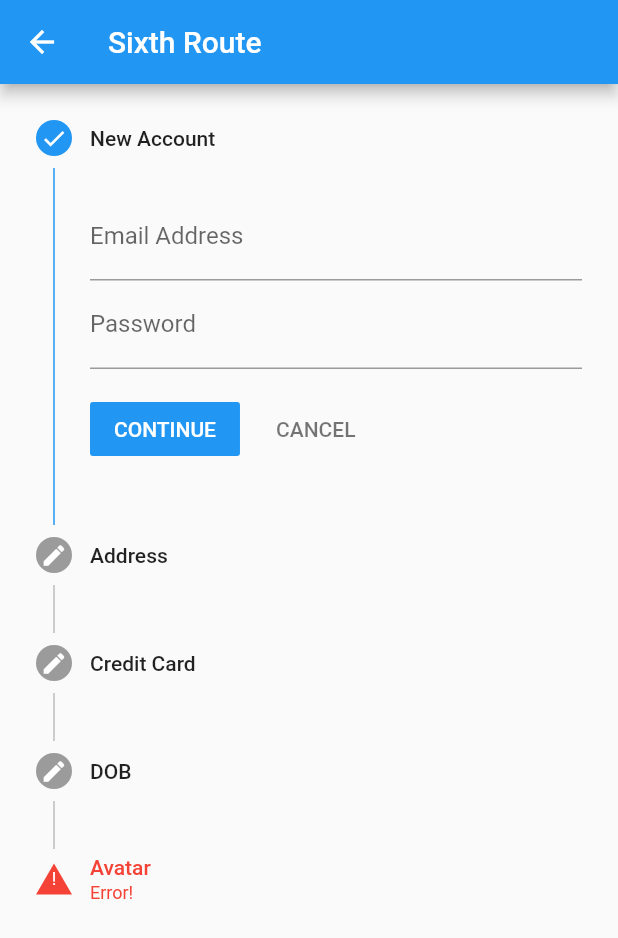
After one commit to Kodake/flutter_basic_app, a Flutter app: the SixthRoute screen opened by its route, on a phone screen of 412 x 824 dp. The commit adds this screen. Shown: the top 938 px of the screen. Run offline on Flutter 3.47's test engine with Material 2 defaults, Android fonts, the phone set to English and light mode, and no system bars.

Commit message:
Adding Stepper Widget

```diff
--- a/lib/fourth-route.dart
+++ b/lib/fourth-route.dart
@@ -14,8 +14,6 @@ class _FourthRouteState extends State<FourthRoute> {
 
   SingleChildScrollView _bodySection() {
     final arg = ModalRoute.of(context)!.settings.arguments as Axis;
-
-    print(arg);
 
     return SingleChildScrollView(
       scrollDirection: arg,
--- a/lib/main.dart
+++ b/lib/main.dart
@@ -1,6 +1,7 @@
 import 'package:flutter/material.dart';
 import 'package:flutter_basic/card-elements.dart';
 import 'package:flutter_basic/second-route.dart';
+import 'package:flutter_basic/sixth-route.dart';
 import 'package:flutter_basic/third-route.dart';
 
 import 'fifth-route.dart';
@@ -42,6 +43,11 @@ class _ShoppingListState extends State<ShoppingList> {
 
   BottomNavigationBar _bottomNavigationBarSection() {
     return BottomNavigationBar(
+      type: BottomNavigationBarType.shifting,
+      mouseCursor: SystemMouseCursors.grab,
+      currentIndex: _selectedIndex,
+      selectedItemColor: Colors.blue[200],
+      onTap: _onItemTapped,
       items: const <BottomNavigationBarItem>[
         BottomNavigationBarItem(
           icon: Icon(Icons.home),
@@ -64,9 +70,6 @@ class _ShoppingListState extends State<ShoppingList> {
           backgroundColor: Colors.pink,
         ),
       ],
-      currentIndex: _selectedIndex,
-      selectedItemColor: Colors.blue[200],
-      onTap: _onItemTapped,
     );
   }
 
@@ -77,6 +80,8 @@ class _ShoppingListState extends State<ShoppingList> {
         "Messages", Icon(Icons.message), Axis.vertical, '/fourthRoute'));
     myList.add(ItemDrawer("Notifications", Icon(Icons.notifications),
         Axis.horizontal, '/fifthRoute'));
+    myList.add(ItemDrawer(
+        "Stepper", Icon(Icons.list), Axis.horizontal, '/sixthRoute'));
 
     return Drawer(
         child: ListView(
@@ -129,7 +134,8 @@ void main() {
       SecondRoute.routeName: (context) => SecondRoute(),
       ThirdRoute.routeName: (context) => ThirdRoute(),
       '/fourthRoute': (context) => FourthRoute(),
-      '/fifthRoute': (context) => FifthRoute()
+      '/fifthRoute': (context) => FifthRoute(),
+      '/sixthRoute': (context) => SixthRoute()
     },
   ));
 }
--- /dev/null
+++ b/lib/sixth-route.dart
@@ -0,0 +1,123 @@
+import 'package:flutter/cupertino.dart';
+import 'package:flutter/material.dart';
+
+class SixthRoute extends StatefulWidget {
+  static const routeName = '/sixthRoute';
+  @override
+  _SixthRouteState createState() => _SixthRouteState();
+}
+
+class _SixthRouteState extends State<SixthRoute> {
+  int _index = 0;
+
+  @override
+  Widget build(BuildContext context) {
+    return Scaffold(
+      appBar: _appBarSection(),
+      body: _bodySection(),
+    );
+  }
+
+  AppBar _appBarSection() {
+    return AppBar(
+      title: Text("Sixth Route"),
+    );
+  }
+
+  Stepper _bodySection() {
+    return Stepper(
+      type: StepperType.vertical,
+      currentStep: _index,
+      onStepCancel: () {
+        if (_index > 0) {
+          setState(() {
+            _index -= 1;
+          });
+        }
+      },
+      onStepContinue: () {
+        if (_index >= 0 && _index < 4) {
+          setState(() {
+            _index += 1;
+          });
+        }
+      },
+      onStepTapped: (int index) {
+        setState(() {
+          _index = index;
+        });
+      },
+      steps: <Step>[
+        Step(
+          title: const Text('New Account'),
+          isActive: true,
+          state: StepState.complete,
+          content: Column(
+            children: <Widget>[
+              TextFormField(
+                decoration: InputDecoration(labelText: 'Email Address'),
+              ),
+              TextFormField(
+                decoration: InputDecoration(labelText: 'Password'),
+              ),
+            ],
+          ),
+        ),
+        Step(
+          isActive: false,
+          state: StepState.editing,
+          title: const Text('Address'),
+          content: Column(
+            children: <Widget>[
+              TextFormField(
+                decoration: InputDecoration(labelText: 'Home Address'),
+              ),
+              TextFormField(
+                decoration: InputDecoration(labelText: 'Postcode'),
+              ),
+            ],
+          ),
+        ),
+        Step(
+          isActive: false,
+          state: StepState.editing,
+          title: const Text('Credit Card'),
+          content: Column(
+            children: <Widget>[
+              TextFormField(
+                decoration: InputDecoration(labelText: 'Credit Card Number'),
+              ),
+              TextFormField(
+                decoration: InputDecoration(labelText: 'CVV'),
+              ),
+            ],
+          ),
+        ),
+        Step(
+          isActive: false,
+          state: StepState.editing,
+          title: const Text('DOB'),
+          content: Column(
+            children: <Widget>[
+              TextFormField(
+                decoration: InputDecoration(labelText: 'DD-MM-YYYY'),
+              ),
+            ],
+          ),
+        ),
+        Step(
+          state: StepState.error,
+          title: const Text('Avatar'),
+          subtitle: const Text("Error!"),
+          content: Column(
+            children: <Widget>[
+              CircleAvatar(
+                backgroundColor: Colors.red,
+              )
+            ],
+          ),
+        ),
+      ],
+    );
+  }
+}
```
